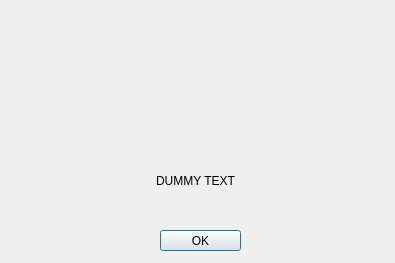
Qt form PopUp.ui (WRooke/LinuxUpdateUtility) before a commit.
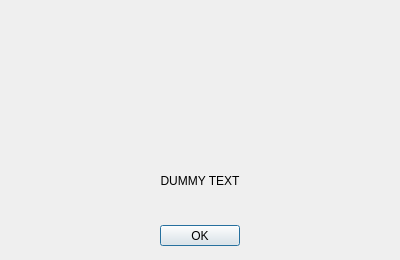
The same form after that commit. Icons and pictures are not drawn.

```diff
--- a/PopUp.ui
+++ b/PopUp.ui
@@ -6,8 +6,8 @@
    <rect>
     <x>0</x>
     <y>0</y>
-    <width>395</width>
-    <height>263</height>
+    <width>400</width>
+    <height>260</height>
    </rect>
   </property>
   <property name="windowTitle">
@@ -21,8 +21,8 @@
    <property name="geometry">
     <rect>
      <x>160</x>
-     <y>230</y>
-     <width>81</width>
+     <y>225</y>
+     <width>80</width>
      <height>21</height>
     </rect>
    </property>
@@ -38,8 +38,8 @@
     <rect>
      <x>130</x>
      <y>10</y>
-     <width>131</width>
-     <height>121</height>
+     <width>140</width>
+     <height>140</height>
     </rect>
    </property>
    <property name="text">
@@ -60,7 +60,7 @@
     <rect>
      <x>0</x>
      <y>160</y>
-     <width>391</width>
+     <width>400</width>
      <height>41</height>
     </rect>
    </property>
```
Left out of the diff: 2 changed lines with no effect on the pictures.
